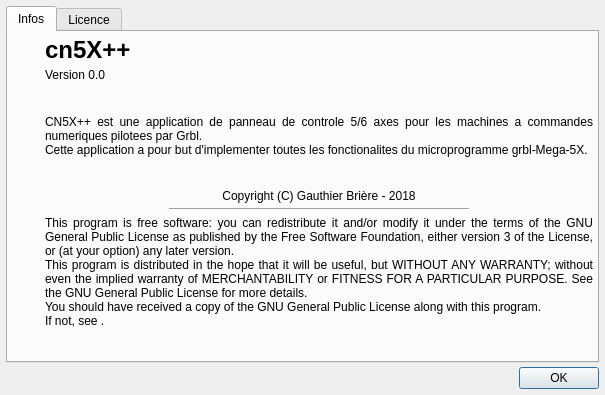
The window that dlgAPropos.ui (fra589/cn5X) describes before a commit, drawn with Qt 5.
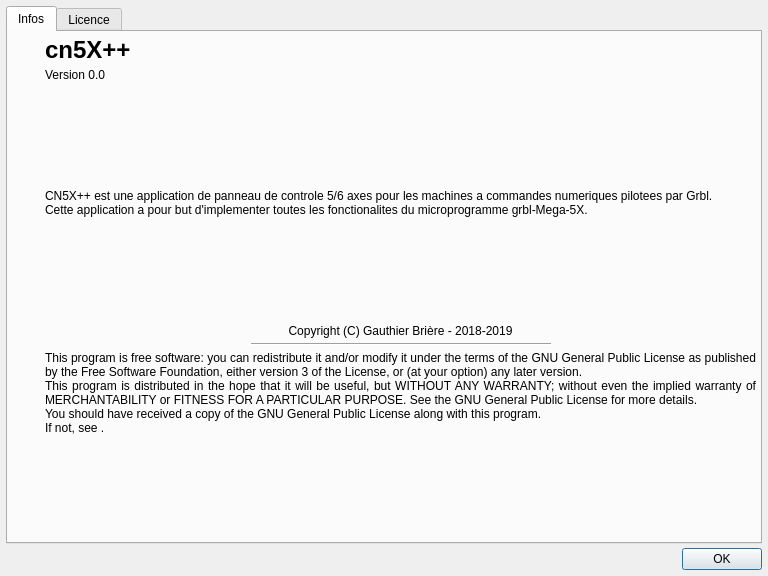
The same window after the commit. Icons and pictures are not drawn.

```diff
--- a/dlgAPropos.ui
+++ b/dlgAPropos.ui
@@ -29,8 +29,8 @@
    <rect>
     <x>0</x>
     <y>0</y>
-    <width>605</width>
-    <height>395</height>
+    <width>768</width>
+    <height>576</height>
    </rect>
   </property>
   <property name="windowTitle">
@@ -199,7 +199,7 @@
          <item>
           <widget class="QLabel" name="label_5">
            <property name="text">
-            <string notr="true">Copyright (C) Gauthier Brière - 2018</string>
+            <string notr="true">Copyright (C) Gauthier Brière - 2018-2019</string>
            </property>
            <property name="alignment">
             <set>Qt::AlignCenter</set>
```
Left out of the diff: 1 changed line with no effect on the pictures.
